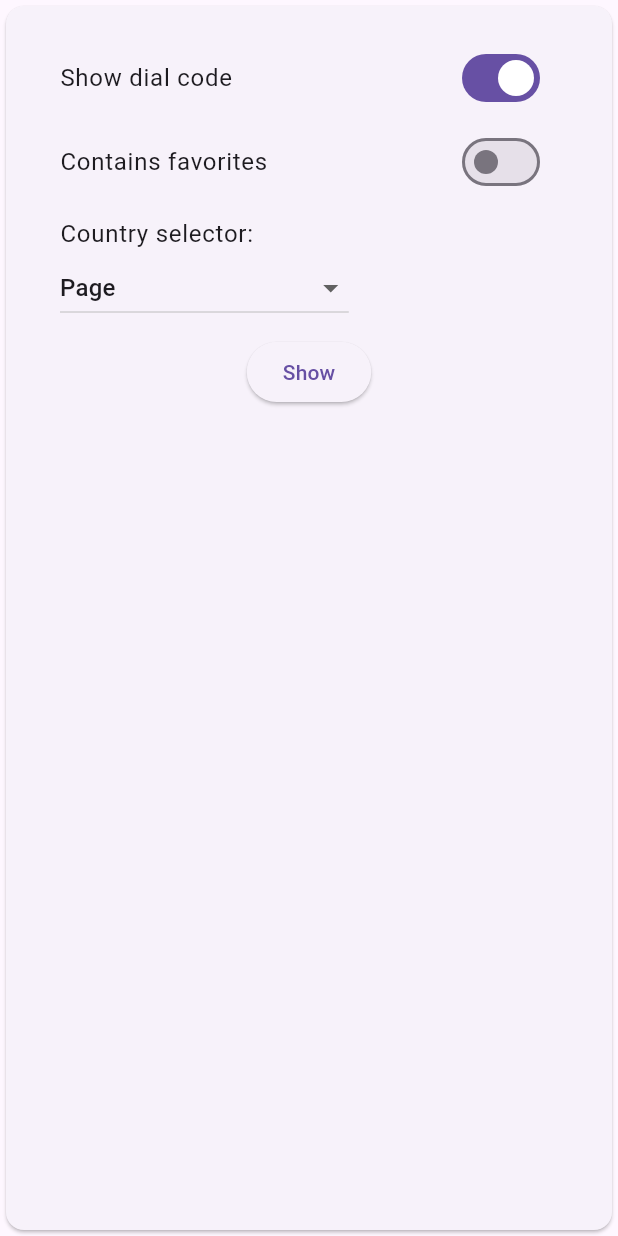
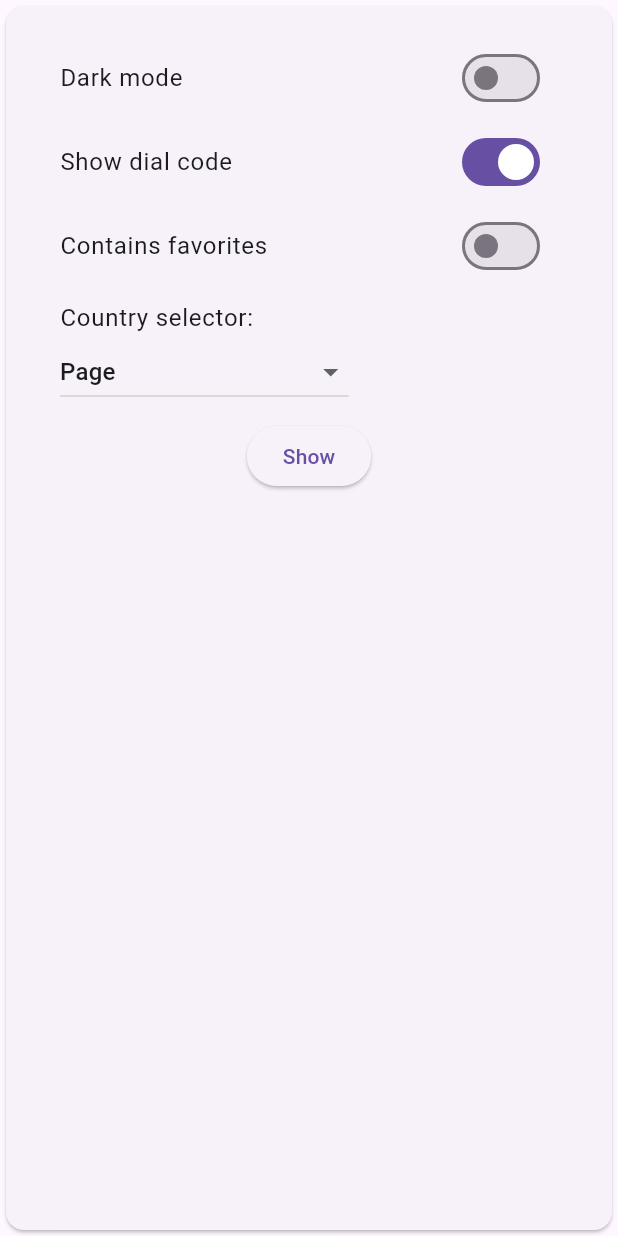
Before and after one commit to cedvdb/flutter_country_selector, a Flutter app: the screen it shows after launch, on a phone screen of 412 x 824 dp. Run offline on Flutter 3.47's test engine with Material 3 defaults, Android fonts, the phone set to English and light mode, and no system bars; our stand-ins replace diacritic; missing offline and left inert: circle_flags, phone_numbers_parser; statements that could not run were skipped.

```diff
--- a/example/lib/main.dart
+++ b/example/lib/main.dart
@@ -6,20 +6,35 @@ void main() {
   runApp(const MyApp());
 }
 
+class ThemeConfig extends ValueNotifier<ThemeMode> {
+  ThemeConfig(super.value);
+}
+
+final theme = ThemeConfig(ThemeMode.light);
+
 class MyApp extends StatelessWidget {
   const MyApp({super.key});
 
   @override
-  Widget build(BuildContext context) => const MaterialApp(
-        locale: Locale('en'),
-        supportedLocales: [
-          Locale('en'),
-        ],
-        localizationsDelegates: [
-          GlobalMaterialLocalizations.delegate,
-          CountrySelectorLocalization.delegate,
-        ],
-        home: DemoPage(),
+  Widget build(BuildContext context) => AnimatedBuilder(
+        animation: theme,
+        builder: (context, _) {
+          return MaterialApp(
+            locale: const Locale('en'),
+            supportedLocales: const [
+              Locale('en'),
+            ],
+            localizationsDelegates: const [
+              GlobalMaterialLocalizations.delegate,
+              CountrySelectorLocalization.delegate,
+            ],
+            home: const DemoPage(),
+            themeMode: theme.value,
+            darkTheme: ThemeData(
+              brightness: Brightness.dark,
+            ),
+          );
+        },
       );
 }
 
@@ -127,6 +142,12 @@ class _DemoPageState extends State<DemoPage> {
               child: Column(
                 children: [
                   SwitchListTile(
+                    value: theme.value == ThemeMode.dark,
+                    onChanged: (v) => setState(() =>
+                        theme.value = v ? ThemeMode.dark : ThemeMode.light),
+                    title: const Text('Dark mode'),
+                  ),
+                  SwitchListTile(
                     value: showDialCode,
                     onChanged: (v) => setState(() => showDialCode = v),
                     title: const Text('Show dial code'),
--- a/l10n/en.arb
+++ b/l10n/en.arb
@@ -2,6 +2,7 @@
   "@@locale": "en",
   "noResultMessage": "No result",
   "search": "Search",
+  "typeToSearch": "Type here to search for a country",
   "cw_": "Curaçao",
   "eh_": "Western Sahara",
   "sh_": "Saint Helena",
--- a/lib/src/widgets/_search_box.dart
+++ b/lib/src/widgets/_search_box.dart
@@ -44,7 +44,10 @@ class _SearchBoxState extends State<SearchBox> {
 
   @override
   Widget build(BuildContext context) {
-    return TextField(
+    return Semantics(
+      label: CountrySelectorLocalization.of(context)?.typeToSearch ??
+          CountrySelectorLocalizationEn().typeToSearch,
+      child: TextField(
         autofocus: widget.autofocus,
         onChanged: handleChange,
         onSubmitted: (_) => widget.onSubmitted(),
@@ -66,6 +69,7 @@ class _SearchBoxState extends State<SearchBox> {
               hintText: CountrySelectorLocalization.of(context)?.search ??
                   CountrySelectorLocalizationEn().search,
             ),
+      ),
     );
   }
 }
```
Also changed, not shown: lib/src/localization/generated/country_selector_localization.dart, lib/src/localization/generated/country_selector_localization_ar.dart, lib/src/localization/generated/country_selector_localization_ckb.dart, lib/src/localization/generated/country_selector_localization_de.dart, lib/src/localization/generated/country_selector_localization_el.dart, lib/src/localization/generated/country_selector_localization_en.dart, lib/src/localization/generated/country_selector_localization_es.dart, lib/src/localization/generated/country_selector_localization_fa.dart, lib/src/localization/generated/country_selector_localization_fr.dart, lib/src/localization/generated/country_selector_localization_hi.dart, lib/src/localization/generated/country_selector_localization_it.dart, lib/src/localization/generated/country_selector_localization_ku.dart, lib/src/localization/generated/country_selector_localization_nb.dart, lib/src/localization/generated/country_selector_localization_nl.dart, 7 more files. Lines whose indentation alone changed are shown as unchanged.
